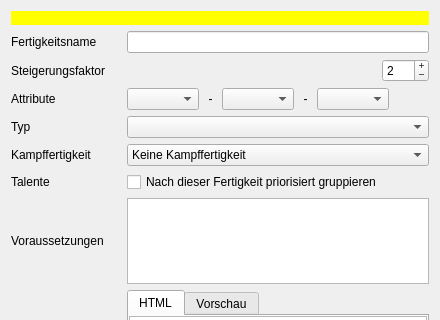
The window that designer/DatenbankEditFertigkeit.ui (Aeolitus/Sephrasto) describes before a commit, drawn with Qt 5; both pictures show x 0 to 440 and y 0 to 320 of the 440 by 551 pixel window.
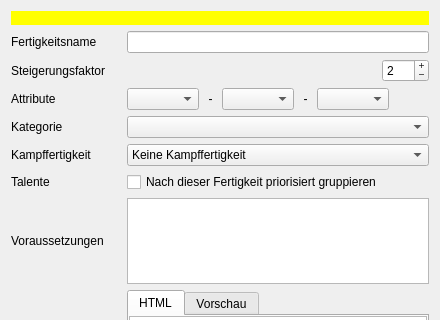
The same window after the commit.

Commit message: Refactor "typ" to be called "kategorie". This harmonizes FreieFertigkeiten and Talent with the other db elements. Also make all elements with "kategorie" sortable through the respective database setting without breaking indexes.

```diff
--- a/designer/DatenbankEditFertigkeit.ui
+++ b/designer/DatenbankEditFertigkeit.ui
@@ -150,7 +150,7 @@
         </size>
        </property>
        <property name="text">
-        <string>Typ</string>
+        <string>Kategorie</string>
        </property>
       </widget>
      </item>
```
Left out of the diff: 2 changed lines with no effect on the pictures. The commit also changes 44 other files.
